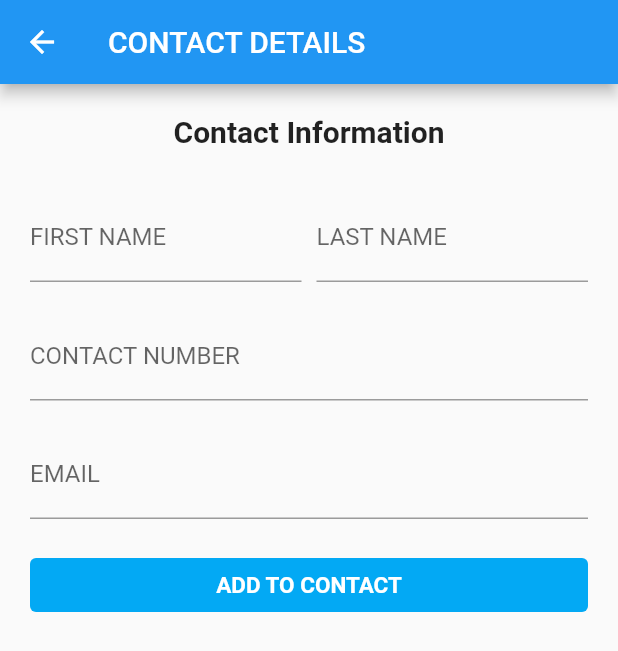
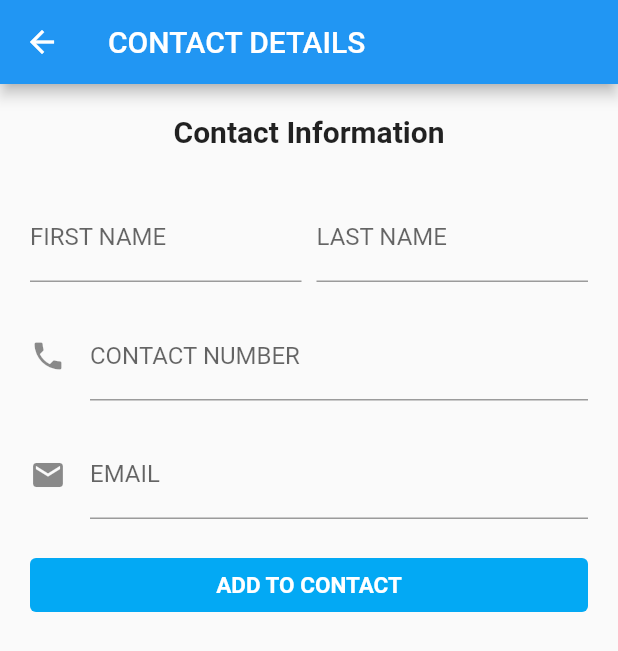
Before and after one commit to ASBHYCEPE/ADET21_CEPE_CONTACTLIST, a Flutter app: the ContactDetails screen opened directly, on a phone screen of 412 x 824 dp. Shown: the top 651 px of the screen. Run offline on Flutter 3.47's test engine with Material 2 defaults, Android fonts, the phone set to English and light mode, and no system bars; our stand-ins replace sqflite; accounts and stored records are empty.

Commit message:
Added icons for the fields of email and contact number

```diff
--- a/lib/pages/contact_details.dart
+++ b/lib/pages/contact_details.dart
@@ -62,7 +62,8 @@ class ContactDetails extends StatelessWidget {
             ),
             TextFormField(
               controller: contactNumberController,
-              decoration: const InputDecoration(labelText: 'CONTACT NUMBER'),
+              decoration: const InputDecoration(
+                  labelText: 'CONTACT NUMBER', icon: Icon(Icons.phone)),
               keyboardType: TextInputType.phone,
               inputFormatters: [FilteringTextInputFormatter.digitsOnly],
             ),
@@ -72,7 +73,8 @@ class ContactDetails extends StatelessWidget {
             TextFormField(
               controller: emailController,
               keyboardType: TextInputType.emailAddress,
-              decoration: const InputDecoration(labelText: 'EMAIL'),
+              decoration: const InputDecoration(
+                  labelText: 'EMAIL', icon: Icon(Icons.email)),
             ),
             const SizedBox(
               height: 20.0,
```
